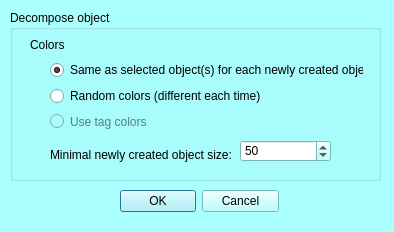
Above: MorphoDig/Qt/mqDecomposeDialog.ui from morphomuseum/MorphoDig before the change. Below: the same form after it.
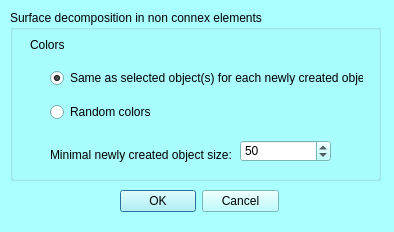
That is the form after the change.

Commit message: Some slight adaptations related to the user's guide

```diff
--- a/MorphoDig/Qt/mqDecomposeDialog.ui
+++ b/MorphoDig/Qt/mqDecomposeDialog.ui
@@ -449,7 +449,7 @@
     </rect>
    </property>
    <property name="title">
-    <string>Decompose object</string>
+    <string>Surface decomposition in non connex elements</string>
    </property>
    <widget class="QLabel" name="label_6">
     <property name="geometry">
@@ -487,17 +487,7 @@
      <item>
       <widget class="QRadioButton" name="random">
        <property name="text">
-        <string>Random colors (different each time)</string>
-       </property>
-      </widget>
-     </item>
-     <item>
-      <widget class="QRadioButton" name="tag">
-       <property name="enabled">
-        <bool>false</bool>
-       </property>
-       <property name="text">
-        <string>Use tag colors</string>
+        <string>Random colors</string>
        </property>
       </widget>
      </item>
```
Left out of the diff: 2 changed lines with no effect on the pictures. The commit also changes 2 other files.
